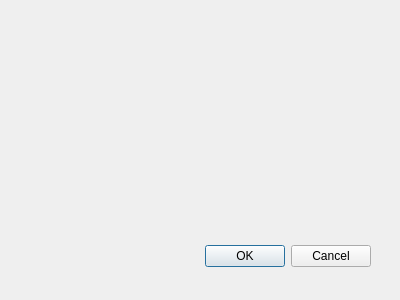
The window that tools/profiler/dialog.ui (Robert42/gl-research-toolkit) describes before a commit, drawn with Qt 5.
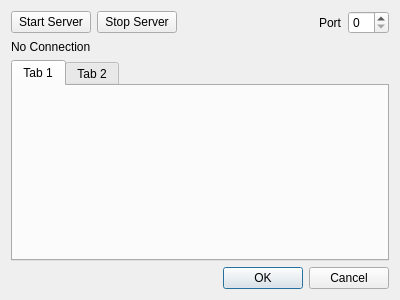
The same window after the commit.

Diff of the .ui file:
```diff
--- a/tools/profiler/dialog.ui
+++ b/tools/profiler/dialog.ui
@@ -15,22 +15,83 @@
   <property name="windowTitle">
    <string>Dialog</string>
   </property>
-  <widget name="buttonBox" class="QDialogButtonBox">
-   <property name="geometry">
-    <rect>
-     <x>30</x>
-     <y>240</y>
-     <width>341</width>
-     <height>32</height>
-    </rect>
-   </property>
-   <property name="orientation">
-    <enum>Qt::Horizontal</enum>
-   </property>
-   <property name="standardButtons">
-    <set>QDialogButtonBox::Cancel|QDialogButtonBox::Ok</set>
-   </property>
-  </widget>
+  <layout class="QVBoxLayout" name="verticalLayout">
+   <item>
+    <layout class="QHBoxLayout" name="horizontalLayout">
+     <item>
+      <widget class="QPushButton" name="btnStartServer">
+       <property name="text">
+        <string>Start Server</string>
+       </property>
+      </widget>
+     </item>
+     <item>
+      <widget class="QPushButton" name="btnStopServer">
+       <property name="text">
+        <string>Stop Server</string>
+       </property>
+      </widget>
+     </item>
+     <item>
+      <spacer name="horizontalSpacer">
+       <property name="orientation">
+        <enum>Qt::Horizontal</enum>
+       </property>
+       <property name="sizeHint" stdset="0">
+        <size>
+         <width>40</width>
+         <height>20</height>
+        </size>
+       </property>
+      </spacer>
+     </item>
+     <item>
+      <widget class="QLabel" name="_label">
+       <property name="text">
+        <string>Port</string>
+       </property>
+      </widget>
+     </item>
+     <item>
+      <widget class="QSpinBox" name="spinBox"/>
+     </item>
+    </layout>
+   </item>
+   <item>
+    <widget class="QLabel" name="labelStatus">
+     <property name="text">
+      <string>No Connection</string>
+     </property>
+    </widget>
+   </item>
+   <item>
+    <widget class="QTabWidget" name="tabWidget_Games">
+     <property name="currentIndex">
+      <number>0</number>
+     </property>
+     <widget class="QWidget" name="tab">
+      <attribute name="title">
+       <string>Tab 1</string>
+      </attribute>
+     </widget>
+     <widget class="QWidget" name="tab_2">
+      <attribute name="title">
+       <string>Tab 2</string>
+      </attribute>
+     </widget>
+    </widget>
+   </item>
+   <item>
+    <widget class="QDialogButtonBox" name="buttonBox">
+     <property name="orientation">
+      <enum>Qt::Horizontal</enum>
+     </property>
+     <property name="standardButtons">
+      <set>QDialogButtonBox::Cancel|QDialogButtonBox::Ok</set>
+     </property>
+    </widget>
+   </item>
+  </layout>
  </widget>
  <pixmapfunction/>
  <resources/>
```
Left out of the diff: 9 changed lines with no effect on the pictures.
